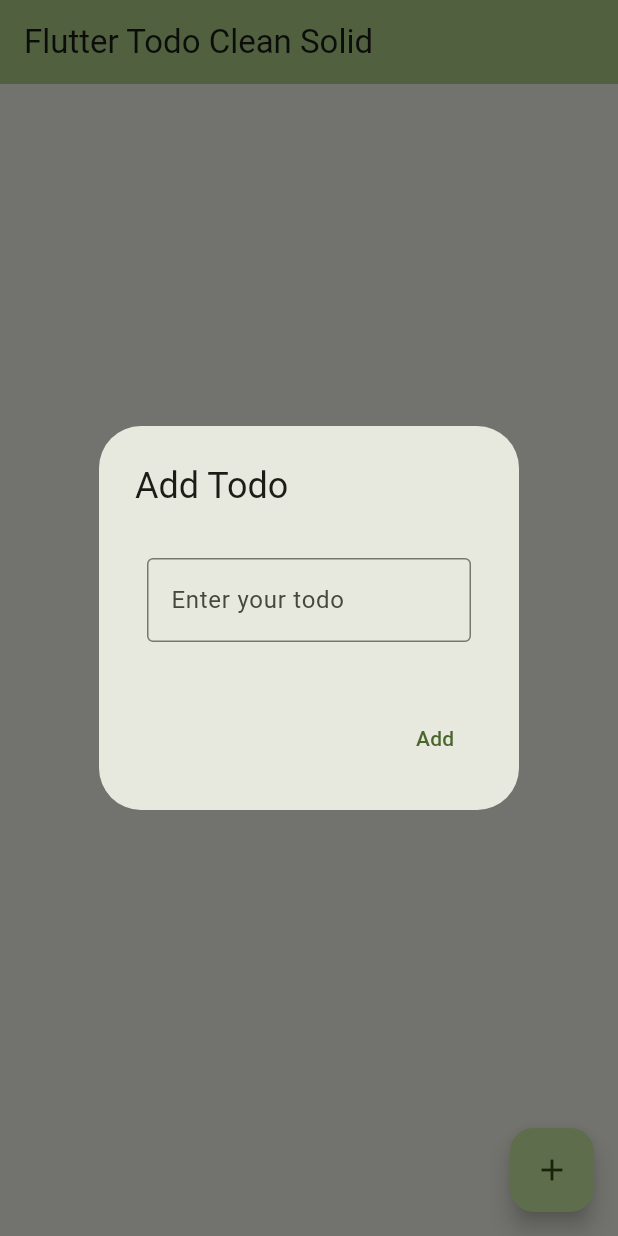
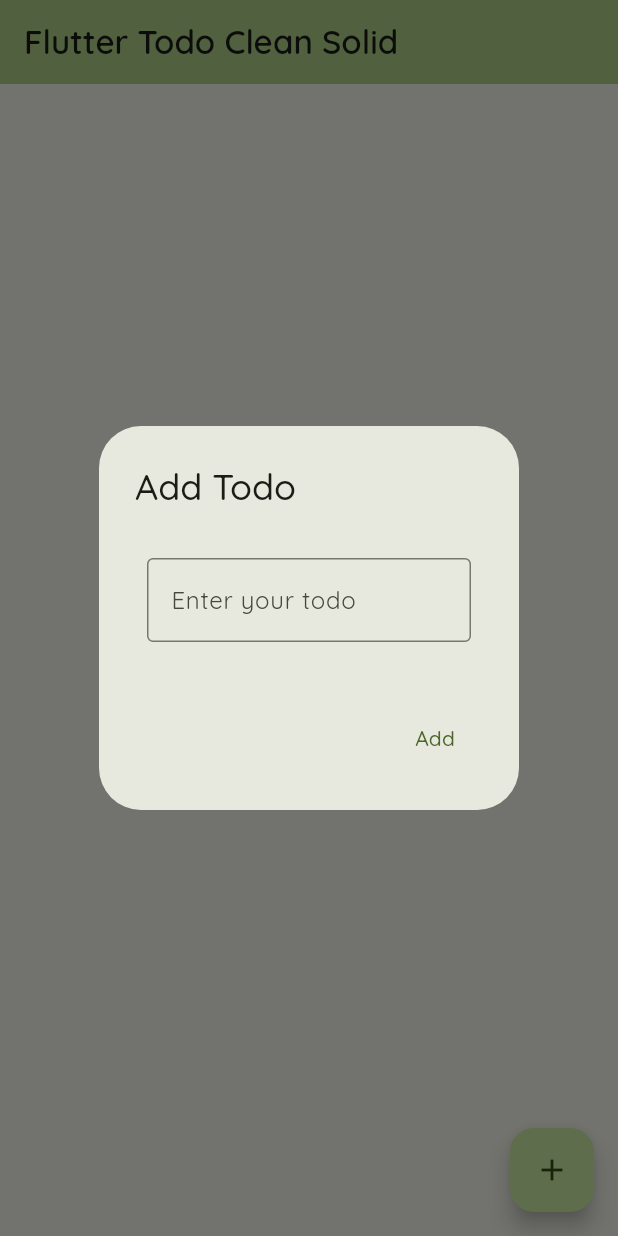
Before and after one commit to whosjorge23/todo_clean_solid, a Flutter app: the screen it shows after launch, after a tap on the "add" icon, on a phone screen of 412 x 824 dp. Run offline on Flutter 3.47's test engine with Material 2 defaults, Android fonts, the phone set to English and light mode, and no system bars; our stand-ins replace bloc, flutter_bloc, freezed_annotation, go_router.

Commit message:
add quicksand fonts

```diff
--- a/lib/features/todo_list_screen.dart
+++ b/lib/features/todo_list_screen.dart
@@ -5,6 +5,7 @@ import 'package:todo_clean_solid/features/cubit/todo_cubit.dart';
 import 'package:flutter_bloc/flutter_bloc.dart';
 import 'package:todo_clean_solid/models/todo.dart';
 import 'package:provider/provider.dart';
+import 'package:todo_clean_solid/utils/text_style.dart';
 import 'package:uuid/uuid.dart';
 
 class TodoListScreen extends StatelessWidget {
@@ -22,7 +23,10 @@ class TodoListScreen extends StatelessWidget {
         return Scaffold(
           appBar: AppBar(
             backgroundColor: Theme.of(context).colorScheme.inversePrimary,
-            title: Text(title),
+            title: Text(
+              title,
+              style: getQuicksandSemiBold(),
+            ),
           ),
           body: todos.isNotEmpty
               ? ListView.builder(
@@ -37,7 +41,10 @@ class TodoListScreen extends StatelessWidget {
                               context.read<TodoCubit>().toggleTodoStatus(i, value!);
                             },
                           ),
-                          title: Text(todos[i].title),
+                          title: Text(
+                            todos[i].title,
+                            style: getQuicksandMedium(),
+                          ),
                           trailing: IconButton(
                             icon: const Icon(Icons.close),
                             onPressed: () {
@@ -50,8 +57,11 @@ class TodoListScreen extends StatelessWidget {
                     );
                   },
                 )
-              : const Center(
-                  child: Text('Nothing to display'),
+              : Center(
+                  child: Text(
+                    'Nothing to display',
+                    style: getQuicksandSemiBold(),
+                  ),
                 ),
           floatingActionButton: FloatingActionButton(
             onPressed: () async {
@@ -61,6 +71,16 @@ class TodoListScreen extends StatelessWidget {
             tooltip: 'Add Todo',
             child: const Icon(Icons.add),
           ),
+          // bottomNavigationBar: Padding(
+          //   padding: const EdgeInsets.only(top: 10, left: 30, right: 30, bottom: 30),
+          //   child: TextField(
+          //     controller: myController,
+          //     decoration: const InputDecoration(
+          //       // border: OutlineInputBorder(),
+          //       hintText: 'Enter your todo',
+          //     ),
+          //   ),
+          // ),
         );
       },
     );
@@ -73,14 +93,18 @@ class TodoListScreen extends StatelessWidget {
       context: context,
       builder: (BuildContext context) {
         return AlertDialog(
-          title: const Text('Add Todo'),
+          title: Text(
+            'Add Todo',
+            style: getQuicksandMedium(),
+          ),
           content: Padding(
             padding: const EdgeInsets.symmetric(horizontal: 8, vertical: 16),
             child: TextField(
               controller: myController,
-              decoration: const InputDecoration(
+              decoration: InputDecoration(
                 border: OutlineInputBorder(),
                 hintText: 'Enter your todo',
+                hintStyle: getQuicksandRegular(),
               ),
             ),
           ),
@@ -89,7 +113,10 @@ class TodoListScreen extends StatelessWidget {
               style: TextButton.styleFrom(
                 textStyle: Theme.of(context).textTheme.labelLarge,
               ),
-              child: const Text('Add'),
+              child: Text(
+                'Add',
+                style: getQuicksandMedium(),
+              ),
               onPressed: () {
                 String enteredText = myController.text;
                 if (enteredText != "") {
--- /dev/null
+++ b/lib/utils/text_style.dart
@@ -0,0 +1,36 @@
+import 'package:flutter/material.dart';
+
+TextStyle getQuicksandRegular() {
+  return const TextStyle(
+    fontFamily: 'Quicksand',
+    fontWeight: FontWeight.w400,
+  );
+}
+
+TextStyle getQuicksandBold() {
+  return const TextStyle(
+    fontFamily: 'Quicksand',
+    fontWeight: FontWeight.w700,
+  );
+}
+
+TextStyle getQuicksandSemiBold() {
+  return const TextStyle(
+    fontFamily: 'Quicksand',
+    fontWeight: FontWeight.w600,
+  );
+}
+
+TextStyle getQuicksandMedium() {
+  return const TextStyle(
+    fontFamily: 'Quicksand',
+    fontWeight: FontWeight.w500,
+  );
+}
+
+TextStyle getQuicksandLight() {
+  return const TextStyle(
+    fontFamily: 'Quicksand',
+    fontWeight: FontWeight.w300,
+  );
+}
```
Also changed, not shown: pubspec.yaml (+13 -11 lines), assets/fonts/Quicksand-Bold.ttf (added), assets/fonts/Quicksand-Light.ttf (added), assets/fonts/Quicksand-Medium.ttf (added), assets/fonts/Quicksand-Regular.ttf (added), assets/fonts/Quicksand-SemiBold.ttf (added).
